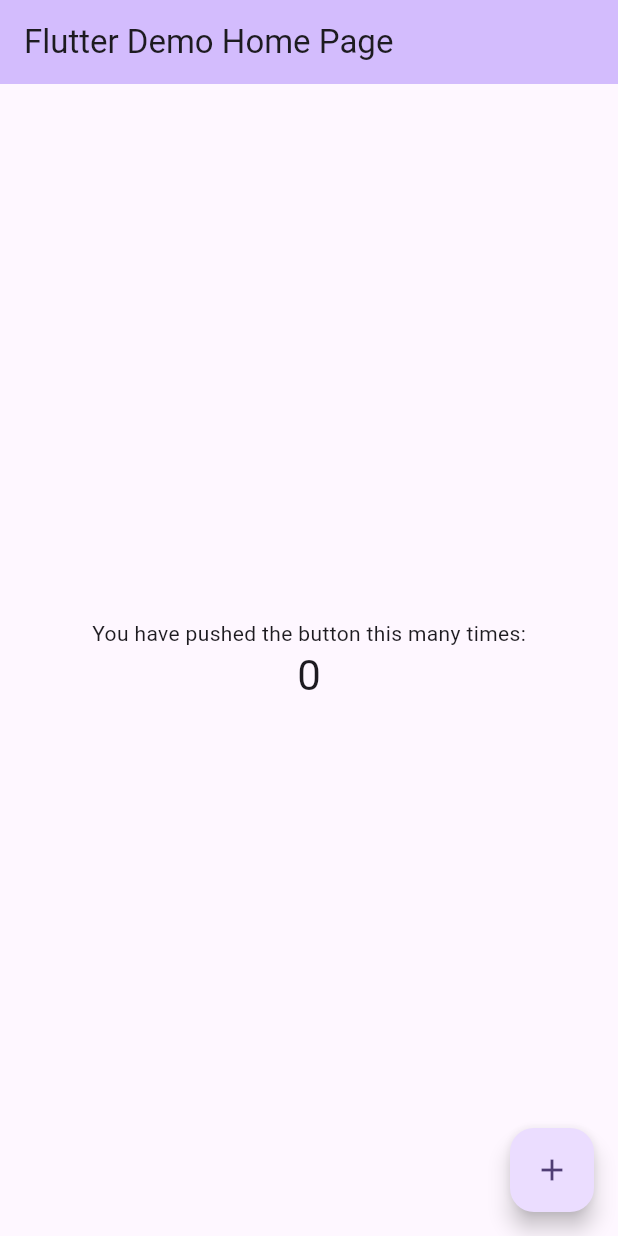
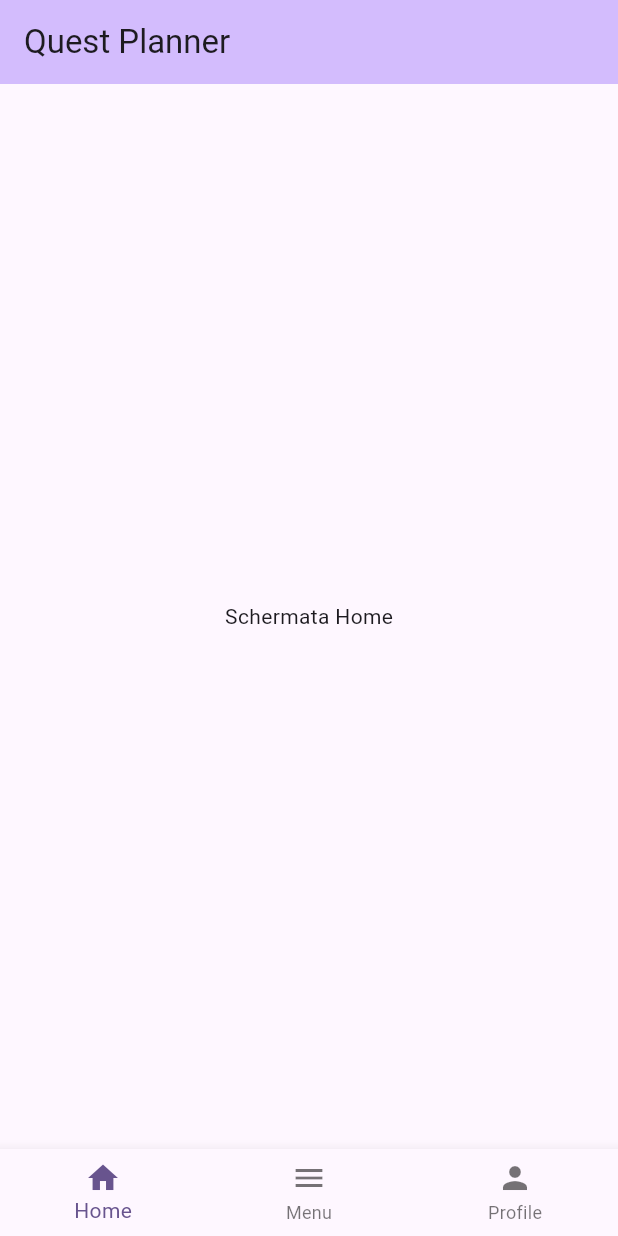
Before and after one commit to mike0697/quest_planner, a Flutter app: the screen it shows after launch, on a phone screen of 412 x 824 dp. Run offline on Flutter 3.47's test engine with Material 3 defaults, Android fonts, the light colour scheme and no system bars.

Commit message:
Aggiunto menu e card

```diff
--- a/lib/main.dart
+++ b/lib/main.dart
@@ -31,7 +31,7 @@
         colorScheme: ColorScheme.fromSeed(seedColor: Colors.deepPurple),
         useMaterial3: true,
       ),
-      home: const MyHomePage(title: 'Flutter Demo Home Page'),
+      home: const MyHomePage(title: 'Quest Planner'),
     );
   }
 }
@@ -86,40 +86,138 @@
         // the App.build method, and use it to set our appbar title.
         title: Text(widget.title),
       ),
-      body: Center(
-        // Center is a layout widget. It takes a single child and positions it
-        // in the middle of the parent.
+      body: Widget028(),
+    );
+  }
+}
+
+
+//menu
+
+class HomeScreen extends StatelessWidget {
+  @override
+  Widget build(BuildContext context) {
+    return Center(
+      child: Text('Schermata Home'),
+    );
+  }
+}
+
+class MenuScreen extends StatelessWidget {
+  @override
+  Widget build(BuildContext context) {
+    return Center(
+      child: Container(padding: EdgeInsets.all(20),
+          child: Column(children: [Container( width: double.infinity,
+              child:
+              Card(
                 child: Column(
-          // Column is also a layout widget. It takes a list of children and
-          // arranges them vertically. By default, it sizes itself to fit its
-          // children horizontally, and tries to be as tall as its parent.
-          //
-          // Column has various properties to control how it sizes itself and
-          // how it positions its children. Here we use mainAxisAlignment to
-          // center the children vertically; the main axis here is the vertical
-          // axis because Columns are vertical (the cross axis would be
-          // horizontal).
-          //
-          // TRY THIS: Invoke "debug painting" (choose the "Toggle Debug Paint"
-          // action in the IDE, or press "p" in the console), to see the
-          // wireframe for each widget.
-          mainAxisAlignment: MainAxisAlignment.center,
-          children: <Widget>[
-            const Text(
-              'You have pushed the button this many times:',
+                  crossAxisAlignment: CrossAxisAlignment.start,
+                  children: [
+                    // Titolo
+                    const Padding(
+                      padding: EdgeInsets.all(16.0),
+                      child: Text(
+                        'Quest welcome 1',
+                        style: TextStyle(
+                          fontWeight: FontWeight.bold,
+                          fontSize: 20.0,
                         ),
-            Text(
-              '$_counter',
-              style: Theme.of(context).textTheme.headlineMedium,
+                      ),
+                    ),
+
+                    // Descrizione
+                    const Padding(
+                      padding: EdgeInsets.symmetric(horizontal: 16.0),
+                      child: Text(
+                        'La tua descrizione qui...',
+                        style: TextStyle(fontSize: 16.0),
+                      ),
+                    ),
+
+                    // Spazio tra la descrizione e i bottoni
+                    SizedBox(height: 16.0),
+
+                    // Bottoni
+                    Row(
+                      mainAxisAlignment: MainAxisAlignment.spaceEvenly,
+                      children: [
+                        ElevatedButton(
+                          onPressed: () {
+                            // Logica del primo pulsante
+                          },
+                          child: Text('Edit'),
+                        ),
+                        ElevatedButton(
+                          onPressed: () {
+                            // Logica del secondo pulsante
+                          },
+                          child: Text('Esegui'),
                         ),
                       ],
                     ),
+                    Padding(padding: EdgeInsets.all(10)),
+                  ],
                 ),
-      floatingActionButton: FloatingActionButton(
-        onPressed: _incrementCounter,
-        tooltip: 'Increment',
-        child: const Icon(Icons.add),
-      ), // This trailing comma makes auto-formatting nicer for build methods.
+              )
+          )]
+            ,)
+      ),
     );
   }
 }
+
+class ProfileScreen extends StatelessWidget {
+  @override
+  Widget build(BuildContext context) {
+    return Center(
+      child: Text('Schermata Profilo'),
+    );
+  }
+}
+
+class Widget028 extends StatefulWidget {
+  const Widget028({Key? key}) : super(key: key);
+
+  @override
+  State<StatefulWidget> createState() => _Widget028State();
+}
+
+class _Widget028State extends State<Widget028> {
+  int _currentIndex = 0;
+
+  @override
+  Widget build(BuildContext context) {
+    List<Widget> body = [
+      HomeScreen(),
+      MenuScreen(),
+      ProfileScreen(),
+    ];
+
+    return Scaffold(
+      body: body[_currentIndex],
+      bottomNavigationBar: BottomNavigationBar(
+        currentIndex: _currentIndex,
+        onTap: (int newIndex) {
+          setState(() {
+            _currentIndex = newIndex;
+          });
+        },
+        items: const [
+          BottomNavigationBarItem(
+            label: 'Home',
+            icon: Icon(Icons.home),
+          ),
+          BottomNavigationBarItem(
+            label: 'Menu',
+            icon: Icon(Icons.menu),
+          ),
+          BottomNavigationBarItem(
+            label: 'Profile',
+            icon: Icon(Icons.person),
+          ),
+        ],
+      ),
+    );
+  }
+}
```
Lines whose indentation alone changed are shown as unchanged.
